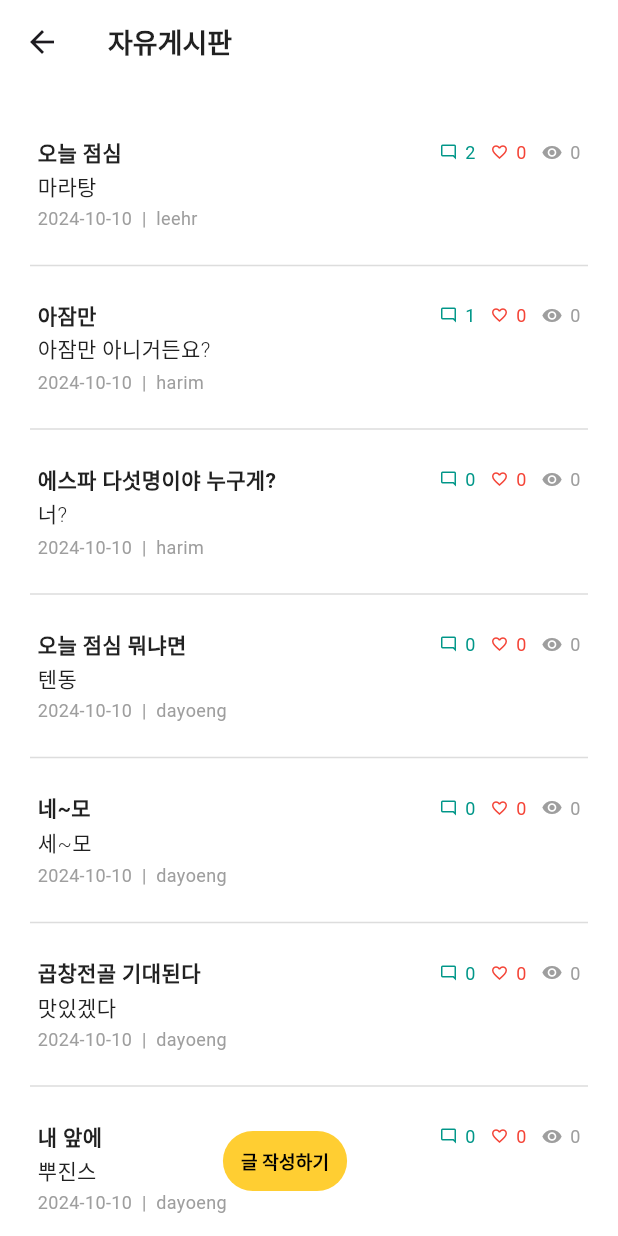
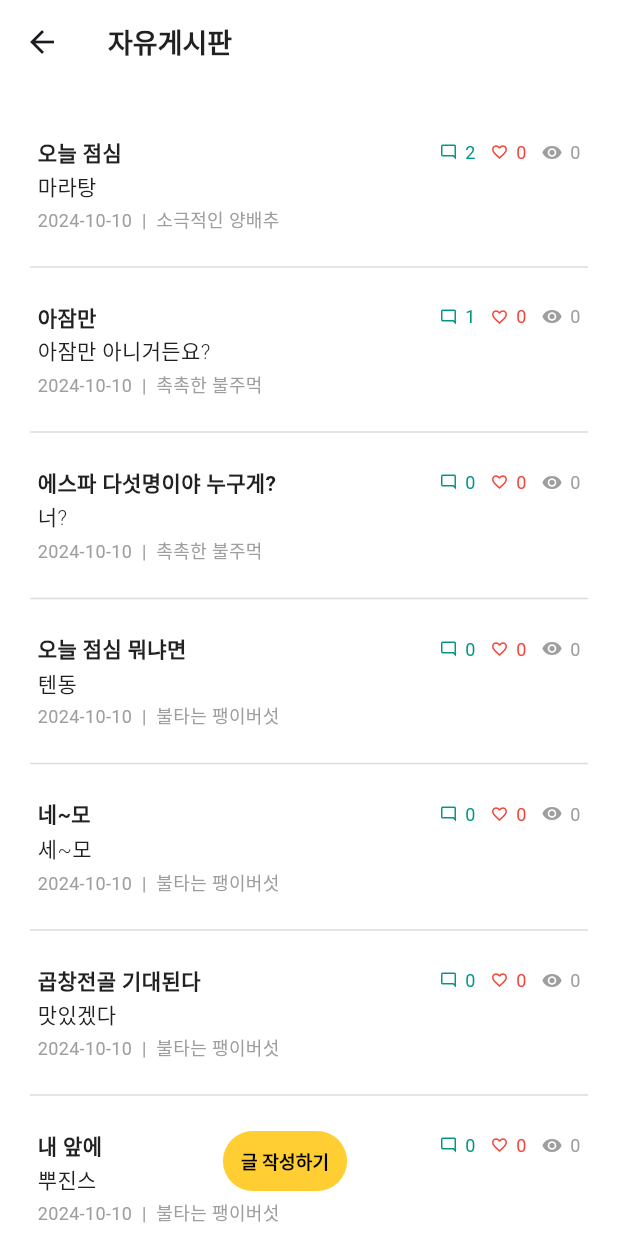
Before and after one commit to jhrchicken/DoctorViewApp, a Flutter app: the screen it shows after launch, item 4 of the bottom bar chosen, after a tap on "자유게시판", on a phone screen of 412 x 824 dp. Run offline on Flutter 3.47's test engine with Material 3 defaults, Android fonts, the light colour scheme and no system bars; accounts and stored records are empty; Roboto replaces fonts that are missing (Pretendard).

Commit message:
Feat: board

```diff
--- a/lib/providers/board_provider.dart
+++ b/lib/providers/board_provider.dart
@@ -77,7 +77,7 @@ class BoardProvider extends ChangeNotifier {
       title: '오늘 점심 뭐냐면',
       content: '텐동',
       visitcount: 0,
-      writerRef: 'dayoeng',
+      writerRef: 'dayeong',
     ),
     Board(
       boardIdx: 9,
@@ -86,7 +86,7 @@ class BoardProvider extends ChangeNotifier {
       title: '네~모',
       content: '세~모',
       visitcount: 0,
-      writerRef: 'dayoeng',
+      writerRef: 'dayeong',
     ),
     Board(
       boardIdx: 10,
@@ -95,7 +95,7 @@ class BoardProvider extends ChangeNotifier {
       title: '곱창전골 기대된다',
       content: '맛있겠다',
       visitcount: 0,
-      writerRef: 'dayoeng',
+      writerRef: 'dayeong',
     ),
     Board(
       boardIdx: 11,
@@ -104,7 +104,7 @@ class BoardProvider extends ChangeNotifier {
       title: '내 앞에',
       content: '뿌진스',
       visitcount: 0,
-      writerRef: 'dayoeng',
+      writerRef: 'dayeong',
     ),
   ];
 
--- a/lib/providers/member_provider.dart
+++ b/lib/providers/member_provider.dart
@@ -36,7 +36,7 @@ class MemberProvider extends ChangeNotifier {
       auth: 'ROLE_USER'
       ),
       Member(
-      id: 'leeehr',
+      id: 'leehr',
       password: '12341234',
       name: '이회리',
       nickname: '소극적인 양배추',
--- a/lib/screens/board/board_list_screen.dart
+++ b/lib/screens/board/board_list_screen.dart
@@ -25,6 +25,7 @@ class _BoardListScreenState extends State<BoardListScreen> {
   @override
   Widget build(BuildContext context) {
     final boardProvider = Provider.of<BoardProvider>(context);
+
     List<Board> boardList = boardProvider.listBoard(widget.boardName);
 
     return Scaffold(
--- a/lib/screens/board/board_main_screen.dart
+++ b/lib/screens/board/board_main_screen.dart
@@ -1,6 +1,5 @@
 import 'package:doctorviewapp/main.dart';
 import 'package:doctorviewapp/screens/board/board_list_screen.dart';
-import 'package:doctorviewapp/theme/colors.dart';
 import 'package:flutter/material.dart';
 
 class BoardMainScreen extends StatefulWidget {
@@ -26,7 +25,6 @@ class _BoardMainScreenState extends State<BoardMainScreen> {
           ),
         ),
       ),
-
 
       body: Center(
         child: Column(
--- a/lib/widgets/board/board_item_widget.dart
+++ b/lib/widgets/board/board_item_widget.dart
@@ -1,9 +1,11 @@
 import 'package:doctorviewapp/models/board.dart';
 import 'package:doctorviewapp/models/comment.dart';
 import 'package:doctorviewapp/models/likes.dart';
+import 'package:doctorviewapp/models/member.dart';
 import 'package:doctorviewapp/providers/board_provider.dart';
 import 'package:doctorviewapp/providers/comment_provider.dart';
 import 'package:doctorviewapp/providers/likes_provider.dart';
+import 'package:doctorviewapp/providers/member_provider.dart';
 import 'package:doctorviewapp/screens/board/board_view_screen.dart';
 import 'package:flutter/material.dart';
 import 'package:provider/provider.dart';
@@ -27,10 +29,12 @@ class _BoardItemWidgetState extends State<BoardItemWidget> {
     final boardProvider = Provider.of<BoardProvider>(context);
     final commentProvider = Provider.of<CommentProvider>(context);
     final likesProvider = Provider.of<LikesProvider>(context);
+    final memberProvider = Provider.of<MemberProvider>(context);
 
     Board? board = boardProvider.selectBoard(widget.boardIdx);
     List<Comment> commentList = commentProvider.listComment(board!.boardIdx);
     List<Likes> likesList = likesProvider.listLikes(board.boardName, board.boardIdx.toString());
+    Member? member = memberProvider.selectMember(board.writerRef.toString());
 
     return GestureDetector(
       behavior: HitTestBehavior.opaque,
@@ -138,12 +142,12 @@ class _BoardItemWidgetState extends State<BoardItemWidget> {
             ),
             const SizedBox(height: 3),
             Text(
-              '${board.postdate.toString().split(" ")[0]}  |  ${board.writerRef}',
+              '${board.postdate.toString().split(" ")[0]}  |  ${member?.nickname ?? "알 수 없음"}',
               style: TextStyle(
                 fontSize: 12,
                 color: Colors.grey[500],
               ),
-            ),
+            )
           ],
         ),
       ),
```
Also changed, not shown: lib/screens/board/board_edit_screen.dart (+46 -1 lines), lib/screens/board/board_view_screen.dart (+17 -0 lines), lib/screens/board/board_write_screen.dart (+20 -2 lines).
